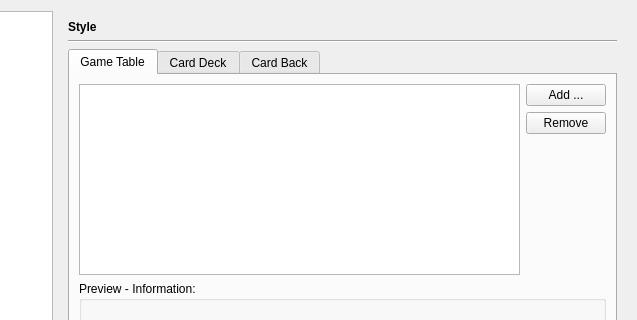
The window that src/gui/qt/settingsdialog.ui (pokerth/pokerth) describes before a commit, drawn with Qt 5; both pictures show x 148 to 785 and y 0 to 320 of the 785 by 530 pixel window.
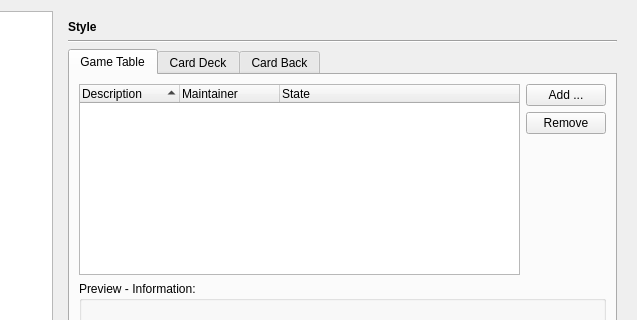
The same window after the commit. The open tabs and pages were chosen to show the change. Icons and pictures are not drawn. Custom widgets are drawn as their Qt base class.

Commit message: add a new show-cards-button, change styles handling in settings dialog

Patch:
```diff
--- a/src/gui/qt/settingsdialog.ui
+++ b/src/gui/qt/settingsdialog.ui
@@ -310,9 +310,6 @@
              <string>Game Table</string>
             </attribute>
             <layout class="QGridLayout" name="gridLayout_13">
-             <item row="0" column="0">
-              <widget class="QListWidget" name="listWidget_gameTableStyles"/>
-             </item>
              <item row="0" column="1">
               <layout class="QVBoxLayout" name="verticalLayout">
                <item>
@@ -399,6 +396,55 @@
                </property>
               </widget>
              </item>
+             <item row="0" column="0">
+              <widget class="QTreeWidget" name="treeWidget_gameTableStyles">
+               <property name="indentation">
+                <number>5</number>
+               </property>
+               <property name="rootIsDecorated">
+                <bool>false</bool>
+               </property>
+               <property name="itemsExpandable">
+                <bool>false</bool>
+               </property>
+               <property name="sortingEnabled">
+                <bool>true</bool>
+               </property>
+               <property name="allColumnsShowFocus">
+                <bool>true</bool>
+               </property>
+               <property name="columnCount">
+                <number>3</number>
+               </property>
+               <attribute name="headerCascadingSectionResizes">
+                <bool>false</bool>
+               </attribute>
+               <attribute name="headerShowSortIndicator" stdset="0">
+                <bool>true</bool>
+               </attribute>
+               <attribute name="headerCascadingSectionResizes">
+                <bool>false</bool>
+               </attribute>
+               <attribute name="headerShowSortIndicator" stdset="0">
+                <bool>true</bool>
+               </attribute>
+               <column>
+                <property name="text">
+                 <string>Description</string>
+                </property>
+               </column>
+               <column>
+                <property name="text">
+                 <string>Maintainer</string>
+                </property>
+               </column>
+               <column>
+                <property name="text">
+                 <string>State</string>
+                </property>
+               </column>
+              </widget>
+             </item>
             </layout>
            </widget>
            <widget class="QWidget" name="tab_4">
```
Left out of the diff: 47 changed lines with no effect on the pictures. The commit also changes 15 other files.
